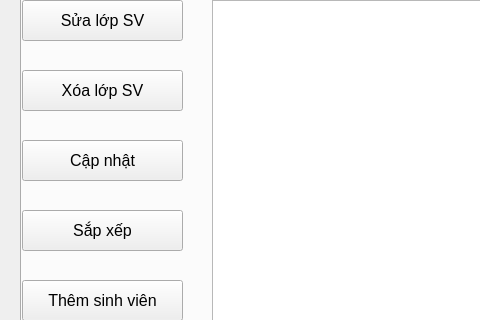
This is mainwindow.ui in GoldenEdenIV/QLSV as Qt 5 draws it before an edit; both pictures show x 0 to 480 and y 211 to 531 of the 1040 by 833 pixel window. The edited form follows.
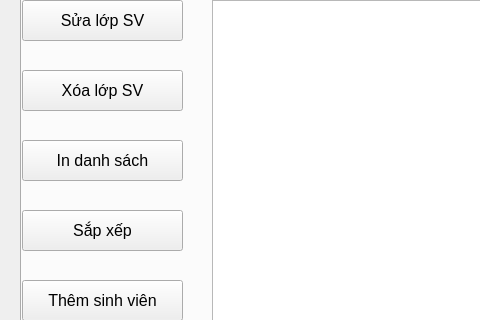
This is the edited form. The open tabs and pages were chosen to show the change.

Patch:
```diff
--- a/mainwindow.ui
+++ b/mainwindow.ui
@@ -57,7 +57,7 @@
        </rect>
       </property>
       <property name="text">
-       <string>Cập nhật</string>
+       <string>In danh sách</string>
       </property>
      </widget>
      <widget class="QPushButton" name="deleteClassButton">
```
Left out of the diff: 2 changed lines with no effect on the pictures.
